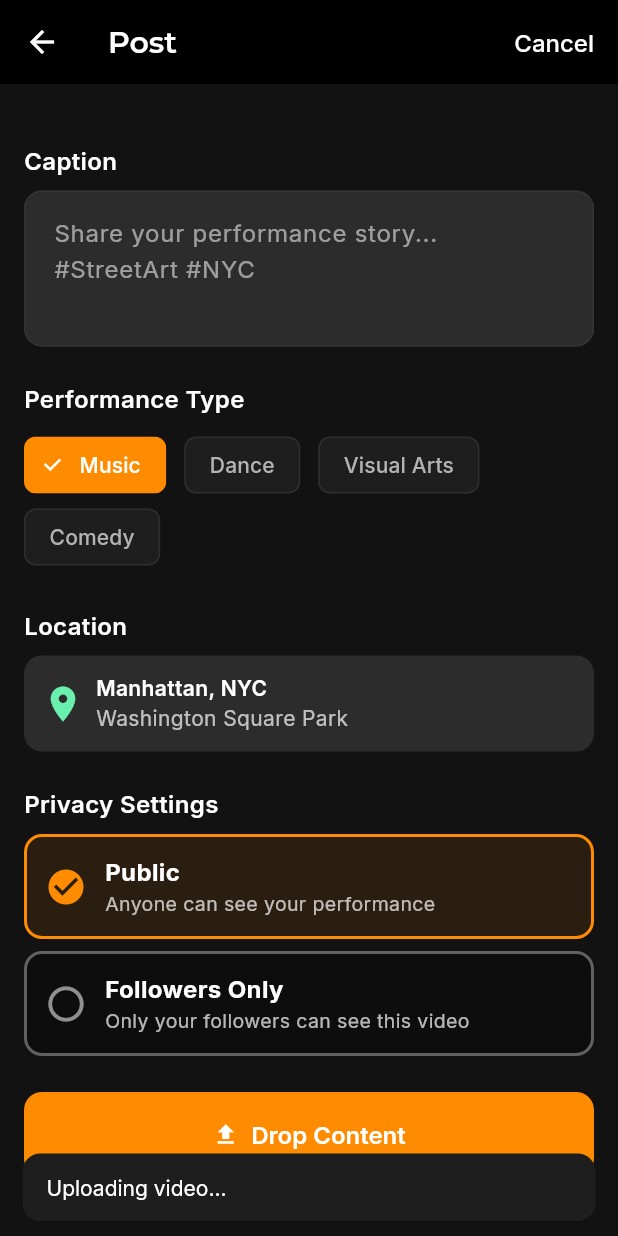
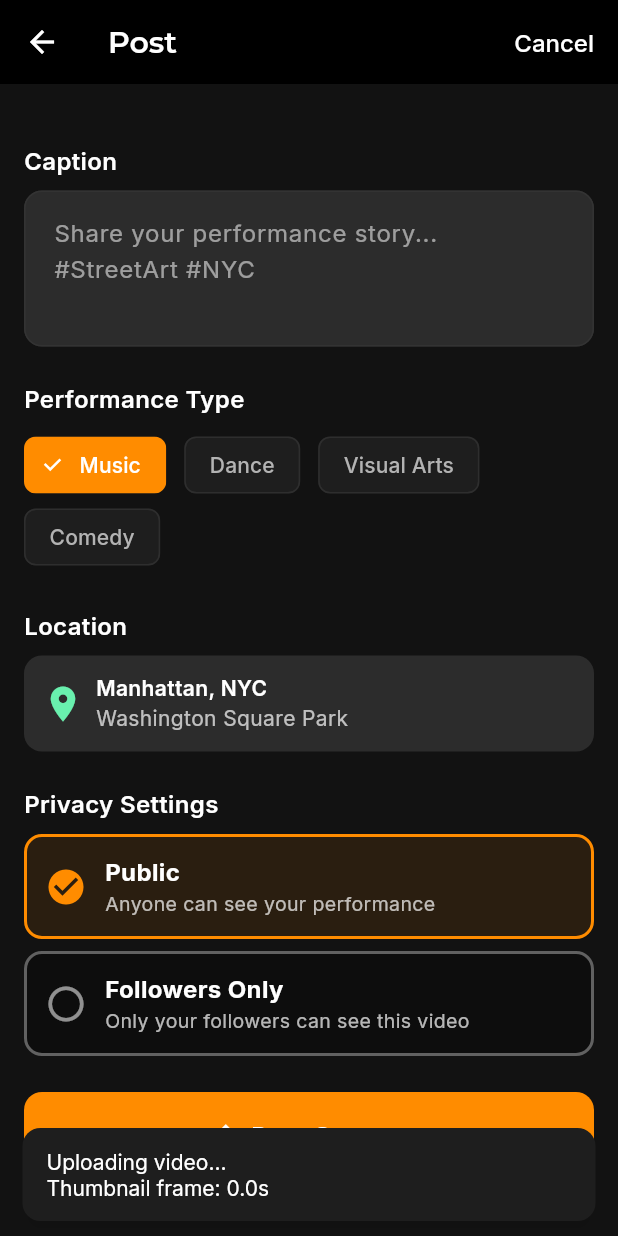
Before and after one commit to Gdogmacbobb/upload-now-works-fix-posting, a Flutter app: the VideoUploadScreen screen opened by its route, scrolled down 316 dp, after a tap on "Drop Content", on a phone screen of 412 x 824 dp. Run offline on Flutter 3.47's test engine with Material 3 defaults, Android fonts, the phone set to English and light mode, and no system bars; our stand-ins replace cached_network_image, camera, connectivity_plus, dio, flutter_svg, google_fonts and 3 more; missing offline and left inert: dart:js, video_thumbnail; accounts and stored records are empty.

Commit message:
Allow users to select a specific frame for video thumbnails
Introduces state management for thumbnail frame selection, including `_selectedThumbnailFramePosition`. Disposes existing `VideoPlayerController` to prevent leaks and initializes a new one for web. Updates the upload button to display the selected thumbnail frame time and includes a placeholder for Supabase integration, saving the `thumbnail_frame_time` in milliseconds.

Replit-Commit-Author: Agent
Replit-Commit-Session-Id: 28a27936-06bb-47ab-8c4d-368ade1be9b2
Replit-Commit-Checkpoint-Type: intermediate_checkpoint
Replit-Commit-Screenshot-Url: https://storage.googleapis.com/screenshot-production-us-central1/3778a8d9-5267-4cac-ae3b-ed25f4f80501/28a27936-06bb-47ab-8c4d-368ade1be9b2/tXzI88i

```diff
--- a/lib/presentation/video_upload/video_upload_screen.dart
+++ b/lib/presentation/video_upload/video_upload_screen.dart
@@ -34,7 +34,8 @@ class _VideoUploadScreenState extends State<VideoUploadScreen> {
 
   // Thumbnail selection
   bool _isSelectingThumbnail = false;
-  double _thumbnailFramePosition = 0.0; // Position in milliseconds
+  double _thumbnailFramePosition = 0.0; // Position in milliseconds (live scrubbing value)
+  double? _selectedThumbnailFramePosition; // Confirmed timestamp to be saved
 
   final ProfileService _profileService = ProfileService();
 
@@ -103,6 +104,10 @@ class _VideoUploadScreenState extends State<VideoUploadScreen> {
     if (_videoPath == null) return;
 
     try {
+      // Dispose existing controller to prevent leaks
+      await _thumbnailController?.dispose();
+      _thumbnailController = null;
+
       final VideoPlayerController thumbnailController;
       if (kIsWeb) {
         thumbnailController = VideoPlayerController.networkUrl(Uri.parse(_videoPath!));
@@ -139,6 +144,7 @@ class _VideoUploadScreenState extends State<VideoUploadScreen> {
 
   void _confirmThumbnailSelection() {
     setState(() {
+      _selectedThumbnailFramePosition = _thumbnailFramePosition;
       _isSelectingThumbnail = false;
     });
     ScaffoldMessenger.of(context).showSnackBar(
@@ -445,9 +451,33 @@ class _VideoUploadScreenState extends State<VideoUploadScreen> {
               icon: const Icon(Icons.upload, color: Colors.white),
               label: const Text("Drop Content", style: TextStyle(color: Colors.white, fontSize: 16, fontWeight: FontWeight.w600)),
               onPressed: () {
+                // TODO: Implement actual upload logic here
+                // When uploading to Supabase, include the thumbnail timestamp:
+                // - _selectedThumbnailFramePosition (in milliseconds) should be saved to 'thumbnail_frame_time' column
+                // - If null, default to 0 (first frame)
+
+                final thumbnailTime = _selectedThumbnailFramePosition?.round() ?? 0;
+
+                // Placeholder upload logic
                 ScaffoldMessenger.of(context).showSnackBar(
-                  const SnackBar(content: Text("Uploading video...")),
+                  SnackBar(
+                    content: Text(
+                      "Uploading video...\nThumbnail frame: ${(thumbnailTime / 1000).toStringAsFixed(1)}s"
+                    ),
+                  ),
                 );
+
+                // Example Supabase mutation (when implemented):
+                // await Supabase.instance.client.from('videos').insert({
+                //   'video_url': uploadedVideoUrl,
+                //   'thumbnail_frame_time': thumbnailTime,
+                //   'title': _caption,
+                //   'description': _caption,
+                //   'performance_type': _performanceType,
+                //   'location': _location,
+                //   'privacy': _privacy,
+                //   ...
+                // });
               },
             ),
             const SizedBox(height: 24),
```
Also changed, not shown: 1 other file.
